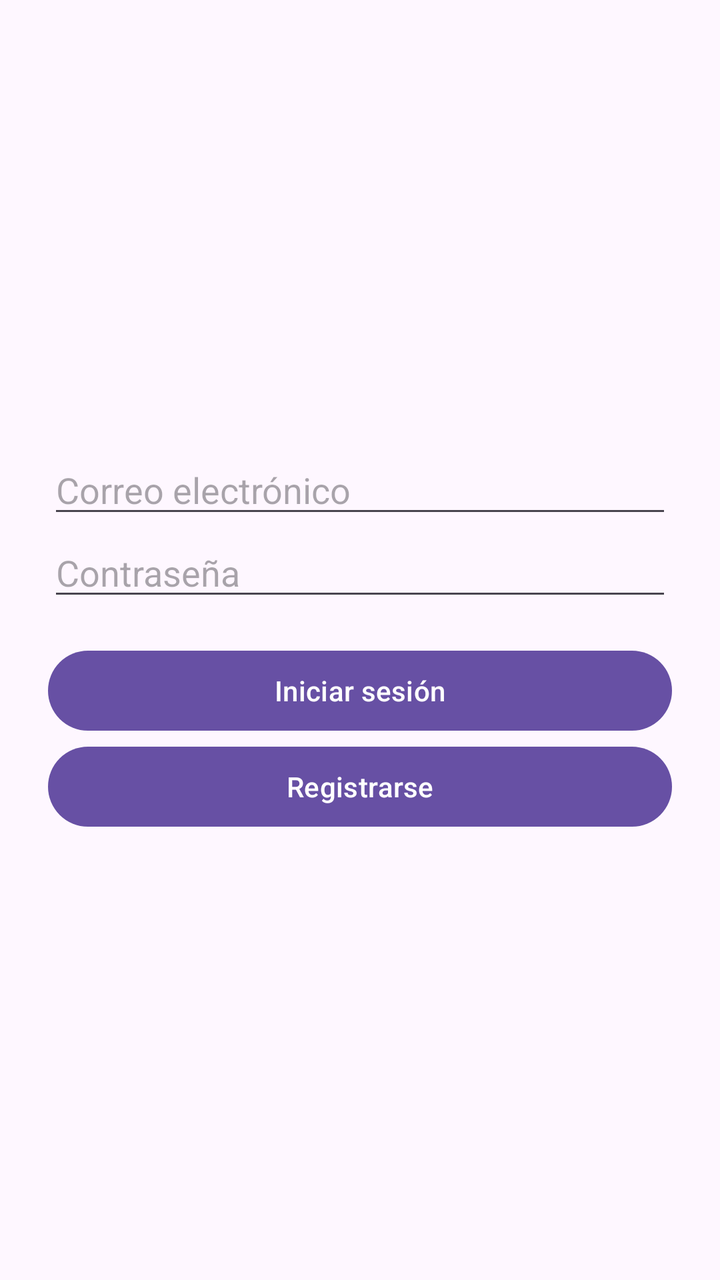
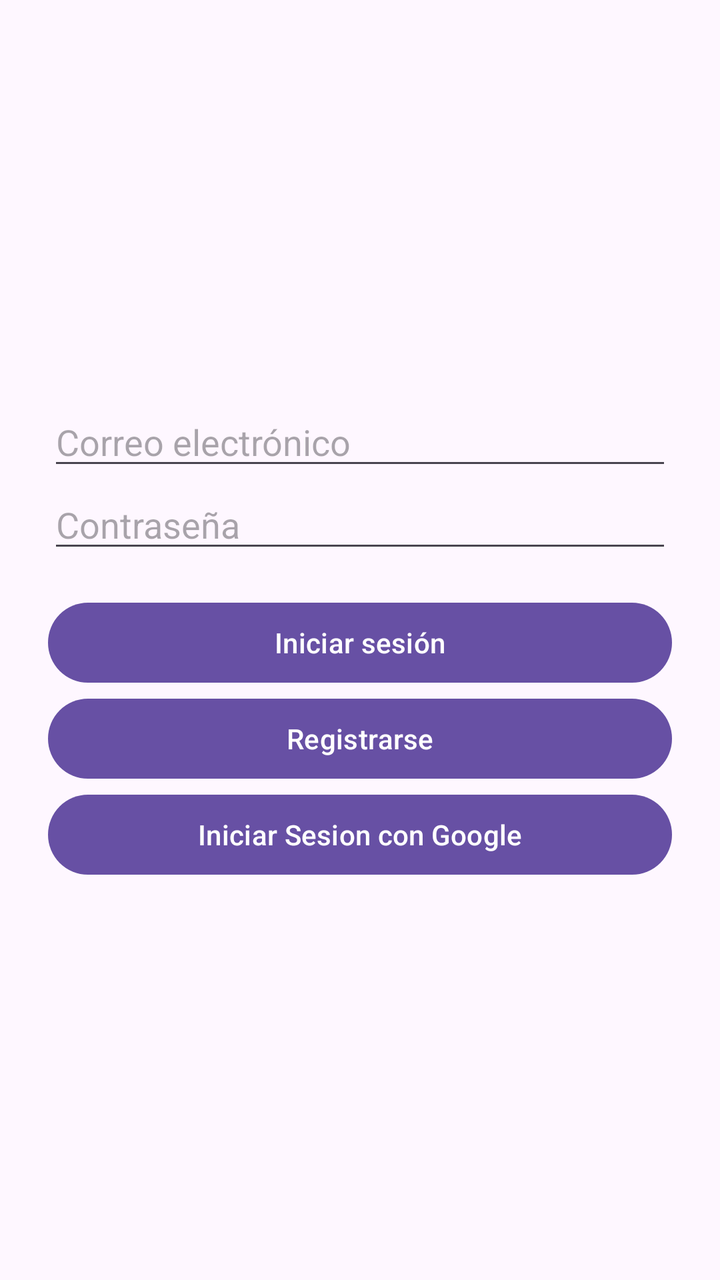

Screens rendered from an Android XML layout before and after an edit, with the pre-edit source and the edit as a unified diff.
<!-- AndroidManifest.xml: application theme Theme.ProyeIoT -->
<!-- res/layout/activity_main.xml -->
<?xml version="1.0" encoding="utf-8"?>
<LinearLayout xmlns:android="http://schemas.android.com/apk/res/android"
    android:layout_width="match_parent"
    android:layout_height="match_parent"
    android:orientation="vertical"
    android:gravity="center"
    android:padding="24dp"
    android:id="@+id/main">

    <EditText
        android:id="@+id/etEmail"
        android:layout_width="match_parent"
        android:layout_height="wrap_content"
        android:hint="Correo electrónico"
        android:inputType="textEmailAddress" />

    <EditText
        android:id="@+id/etPassword"
        android:layout_width="match_parent"
        android:layout_height="wrap_content"
        android:hint="Contraseña"
        android:inputType="textPassword" />

    <Button
        android:id="@+id/btnLogin"
        android:layout_width="match_parent"
        android:layout_height="wrap_content"
        android:layout_marginTop="16dp"
        android:text="Iniciar sesión" />

    <Button
        android:id="@+id/btnRegister"
        android:layout_width="match_parent"
        android:layout_height="wrap_content"
        android:text="Registrarse" />
</LinearLayout>
<!-- resources referenced by this layout -->
<resources>
  <style name="Theme.ProyeIoT" parent="Base.Theme.ProyeIoT" />
  <style name="Base.Theme.ProyeIoT" parent="Theme.Material3.DayNight.NoActionBar">
          
          
      </style>
</resources>

<!-- the commit's change to res/layout/activity_main.xml (unified diff, before → after) -->
@@ -29,8 +29,14 @@
         android:text="Iniciar sesión" />
 
     <Button
-        android:id="@+id/btnRegister"
+        android:id="@+id/btnGoRegister"
         android:layout_width="match_parent"
         android:layout_height="wrap_content"
         android:text="Registrarse" />
+
+    <Button
+        android:id="@+id/btnRegister2"
+        android:layout_width="match_parent"
+        android:layout_height="wrap_content"
+        android:text="Iniciar Sesion con Google" />
 </LinearLayout>
